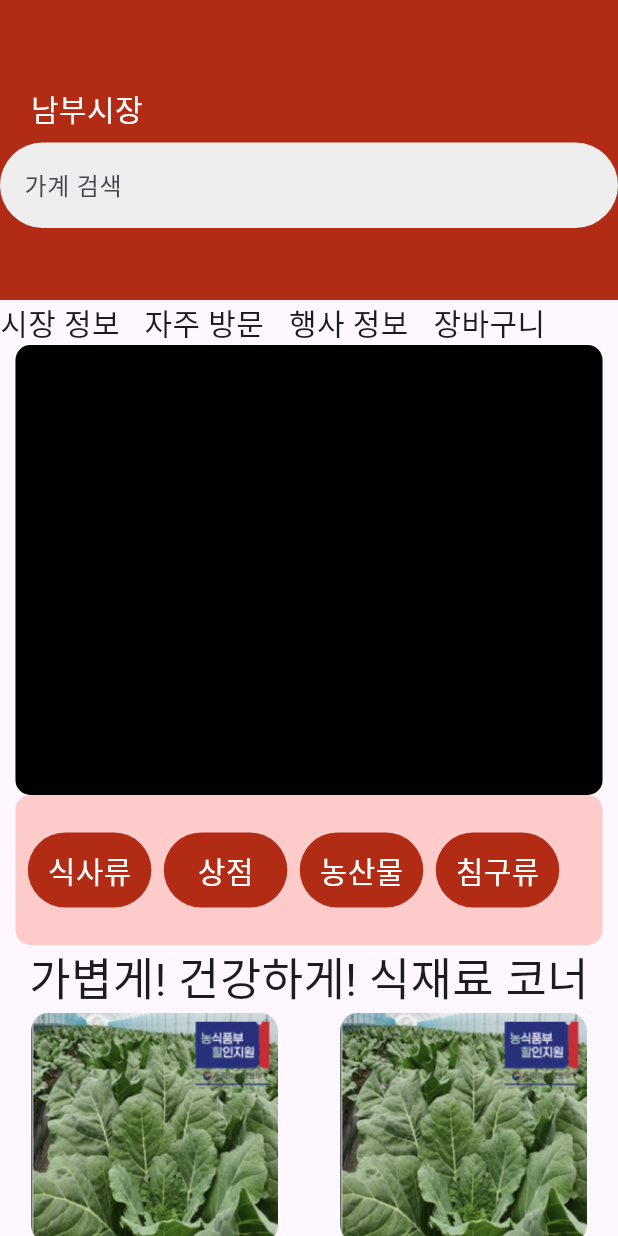
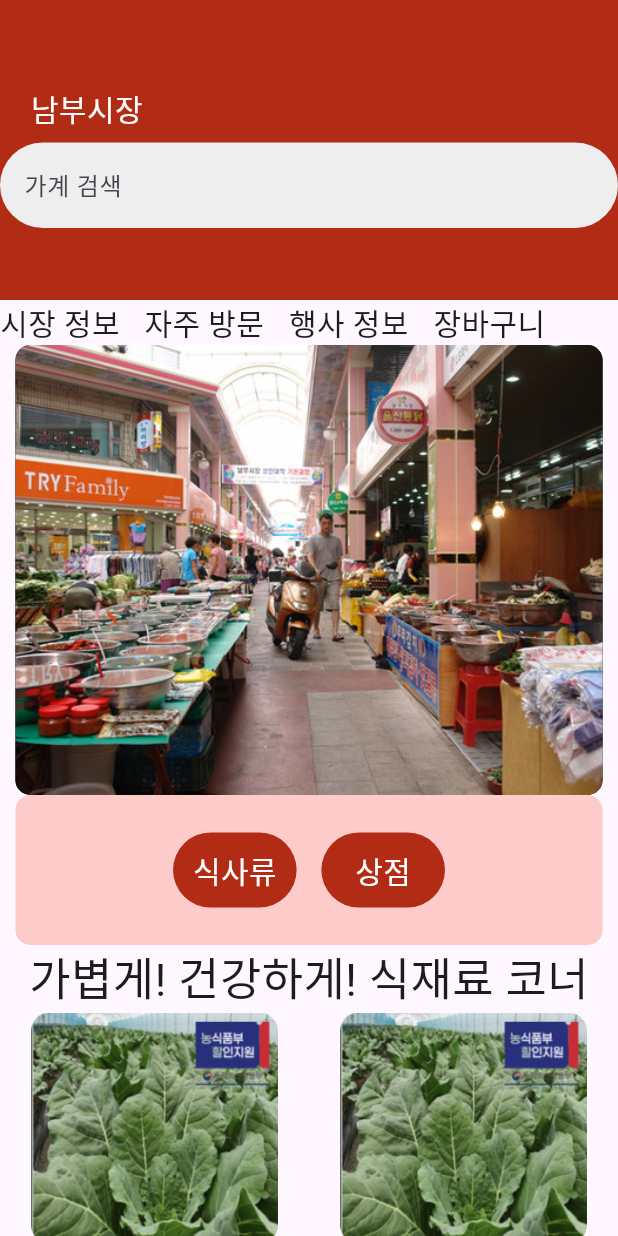
Before and after one commit to fla0450/flutter_project, a Flutter app: the Common_page screen opened directly, on a phone screen of 412 x 824 dp. Run offline on Flutter 3.47's test engine with Material 3 defaults, Android fonts, the phone set to English and light mode, and no system bars; our stand-ins replace flutter_screenutil; missing offline and left inert: dart:js_util.

Commit message:
메인 페이지 수정

```diff
--- a/lib/main.dart
+++ b/lib/main.dart
@@ -49,15 +49,18 @@ class MyApp extends StatelessWidget {
       final id = _idController.text;
       final password = _passwordController.text;
 
-        if (id.isEmpty || password.isEmpty) {
+      if (id.isEmpty && password.isEmpty) {
         _errorMessage = '아이디와 비밀번호를 모두 입력하세요.';
-        } else {
+      } else if (id == "root1234" && password == "1234") {
         _errorMessage = '';
-          if(id =="root1234" || password=="1234"){
+        Navigator.push(
+          context,
           MaterialPageRoute(
             builder: (context) => Common_page(),
+          ),
         );
-          }
+      } else {
+        _errorMessage = '아이디 또는 비밀번호가 잘못되었습니다.';
       }
     });
   }
@@ -164,7 +167,11 @@ class Common_page extends StatelessWidget{
                 height: 300,
                 decoration: BoxDecoration(
                   color: Colors.black,
-                    borderRadius: BorderRadius.circular(10.0)
+                  borderRadius: BorderRadius.circular(10.0),
+                  image: DecorationImage(
+                    image: AssetImage('assets/images/main_img.jpg'),
+                    fit: BoxFit.cover,
+                  ),
                 ),
               ),
               Container(
@@ -172,19 +179,19 @@ class Common_page extends StatelessWidget{
                 height: 100,
                 decoration: BoxDecoration(
                   color: Color(0xFFFECBCB),
-                  borderRadius: BorderRadius.circular(10.0)
+                  borderRadius: BorderRadius.circular(10.0),
                 ),
                 child: Row(
+                  mainAxisAlignment: MainAxisAlignment.center, // 가운데 정렬
                   children: [
-                    SizedBox(width: MediaQuery.of(context).size.height *0.01),
                     InkWell(
                       borderRadius: BorderRadius.circular(30),
                       onTap: () {
                         Navigator.push(
                           context,
                           MaterialPageRoute(
-                                  builder: (context) => Food_page()
-                              )
+                            builder: (context) => Food_page(),
+                          ),
                         );
                         print("식사 터치");
                       },
@@ -194,25 +201,24 @@ class Common_page extends StatelessWidget{
                         alignment: Alignment.center,
                         decoration: BoxDecoration(
                           color: const Color(0xFFB22B15),
-                              borderRadius: BorderRadius.circular(30)
+                          borderRadius: BorderRadius.circular(30),
                         ),
                         child: const Text(
                           "식사류",
-                            style: TextStyle(color: Colors.white,fontSize: 20),
+                          style: TextStyle(color: Colors.white, fontSize: 20),
                         ),
-                        )
                       ),
-                    SizedBox(width: MediaQuery.of(context).size.height *0.01),
+                    ),
+                    SizedBox(width: MediaQuery.of(context).size.height * 0.02), // 간격 조정
                     InkWell(
                       borderRadius: BorderRadius.circular(30),
                       onTap: () {
                         Navigator.push(
                           context,
                           MaterialPageRoute(
-                                  builder: (context) => Shoppig_page()
-                              )
+                            builder: (context) => Shoppig_page(),
+                          ),
                         );
-
                       },
                       child: Container(
                         width: 0.2.sw,
@@ -220,65 +226,13 @@ class Common_page extends StatelessWidget{
                         alignment: Alignment.center,
                         decoration: BoxDecoration(
                           color: const Color(0xFFB22B15),
-                              borderRadius: BorderRadius.circular(30)
+                          borderRadius: BorderRadius.circular(30),
                         ),
                         child: const Text(
                           "상점",
-                            style: TextStyle(color: Colors.white,fontSize: 20),
+                          style: TextStyle(color: Colors.white, fontSize: 20),
                         ),
-                        )
                       ),
-                    SizedBox(width: MediaQuery.of(context).size.height *0.01),
-                    InkWell(
-                        borderRadius: BorderRadius.circular(30),
-                        onTap: () {
-                          // Navigator.push(
-                          //     context,
-                          //     MaterialPageRoute(
-                          //         builder: (context) => Common_page()
-                          //     )
-                          // );
-                          print("농산물 터치");
-                        },
-                        child: Container(
-                          width: 0.2.sw,
-                          height: 50,
-                          alignment: Alignment.center,
-                          decoration: BoxDecoration(
-                              color: const Color(0xFFB22B15),
-                              borderRadius: BorderRadius.circular(30)
-                          ),
-                          child: const Text(
-                            "농산물",
-                            style: TextStyle(color: Colors.white,fontSize: 20),
-                          ),
-                        )
-                    ),
-                    SizedBox(width: MediaQuery.of(context).size.height *0.01),
-                    InkWell(
-                        borderRadius: BorderRadius.circular(30),
-                        onTap: () {
-                          // Navigator.push(
-                          //     context,
-                          //     MaterialPageRoute(
-                          //         builder: (context) => Common_page()
-                          //     )
-                          // );
-                          print("농산물 터치");
-                        },
-                        child: Container(
-                          width: 0.2.sw,
-                          height: 50,
-                          alignment: Alignment.center,
-                          decoration: BoxDecoration(
-                              color: const Color(0xFFB22B15),
-                              borderRadius: BorderRadius.circular(30)
-                          ),
-                          child: const Text(
-                            "침구류",
-                            style: TextStyle(color: Colors.white,fontSize: 20),
-                          ),
-                        )
                     ),
                   ],
                 ),
```
Also changed, not shown: assets/images/main_img.jpg (added), assets/images/test_img.jpg (deleted). Lines whose indentation alone changed are shown as unchanged.
